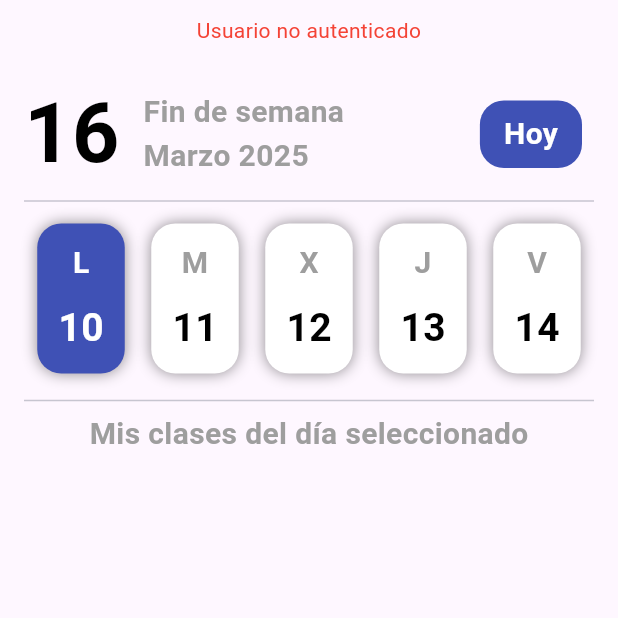
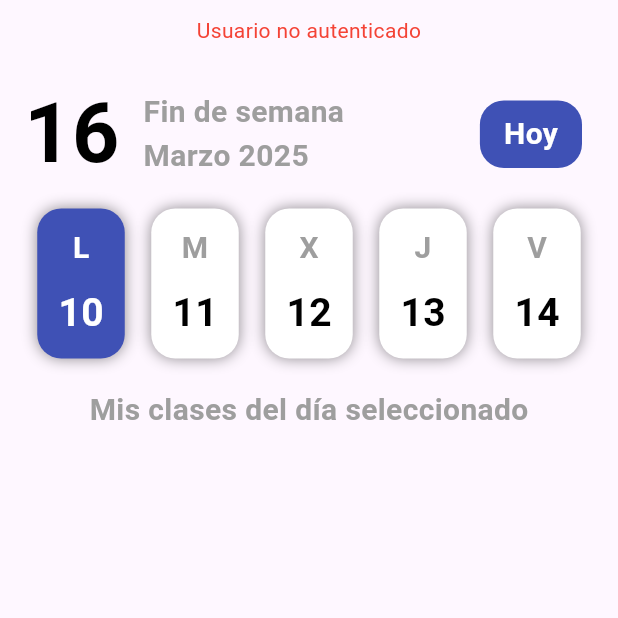
Before and after one commit to carloscl2001/ESIPlanner-UCA, a Flutter app: the HomeScreen screen opened directly, on a phone screen of 412 x 824 dp, the top half of it. Run offline on Flutter 3.47's test engine with Material 3 defaults, Android fonts, the phone set to English and light mode, and no system bars; our stand-ins replace shared_preferences; accounts and stored records are empty.

Commit message:
Update home_screen.dart

```diff
--- a/esiplanner/lib/screens/home_screen.dart
+++ b/esiplanner/lib/screens/home_screen.dart
@@ -232,11 +232,11 @@ class _HomeScreenState extends State<HomeScreen> {
                       const SizedBox(height: 20),
                     ],
                     principalRow(isDarkMode, DateTime.now().day.toString(),),
-                    const Divider(height: 10),
+                    // const Divider(height: 10),
                     const SizedBox(height: 10),
                     dayButtonRow(weekDates, isDarkMode),
-                    const SizedBox(height: 10),
-                    const Divider(),
+                    const SizedBox(height: 20),
+                    // const Divider(),
                     Text(
                       'Mis clases del día seleccionado',
                       style: TextStyle(
@@ -319,7 +319,7 @@ class _HomeScreenState extends State<HomeScreen> {
             borderRadius: BorderRadius.circular(16), // Bordes redondeados
           ),
           child: Text(
-            day == _selectedDay ? 'Hoy si' : 'Hoy', // Condición para mostrar "Hoy" o "No hoy"
+            'Hoy', // Condición para mostrar "Hoy" o "No hoy"
             style: TextStyle(
               color: isDarkMode ? Colors.black : Colors.white,
               fontWeight: FontWeight.bold,
```
